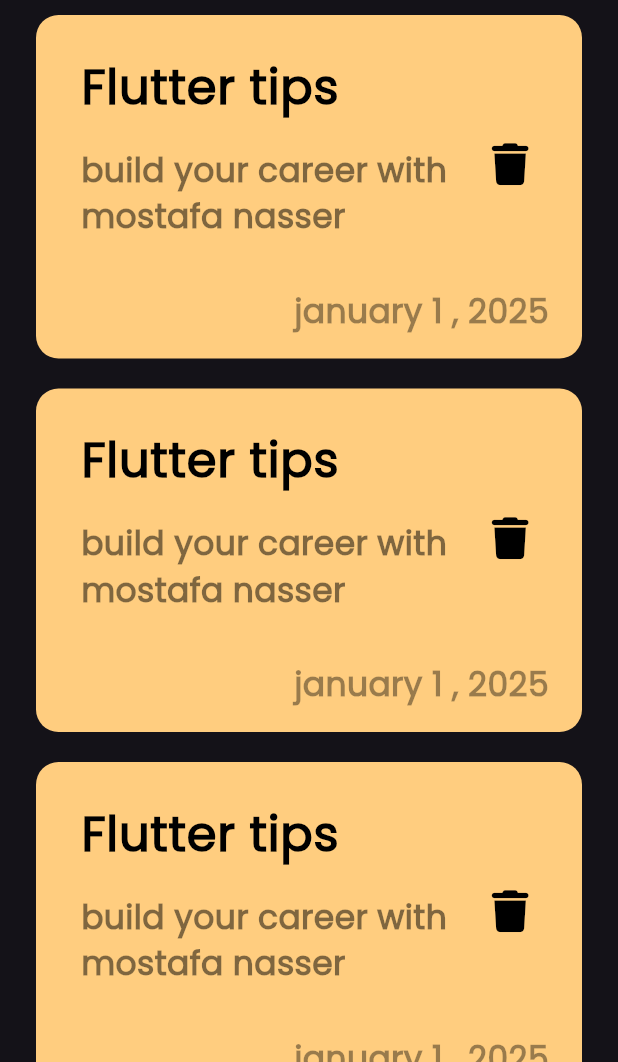
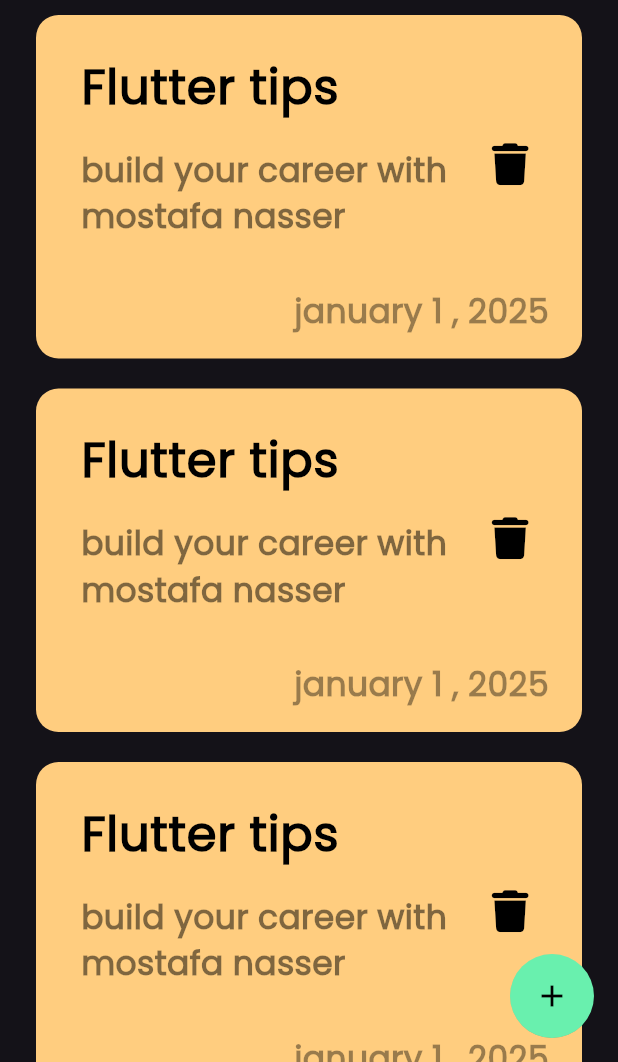
Before and after one commit to MoastafaNasser/noteapp, a Flutter app: the screen it shows after launch, on a phone screen of 412 x 824 dp, the part 174-1236 px from its top. Run offline on Flutter 3.47's test engine with Material 3 defaults, Android fonts, the phone set to English and light mode, and no system bars; our stand-ins replace font_awesome_flutter.

Commit message:
add floatingActionButton

```diff
--- a/lib/views/notes_view.dart
+++ b/lib/views/notes_view.dart
@@ -7,7 +7,18 @@ class NotesView extends StatelessWidget {
   @override
   Widget build(BuildContext context) {
     return Scaffold(
-      body:NotesViewBody() ,
+      floatingActionButton: ClipRRect(
+        borderRadius: BorderRadius.circular(50),
+        child: FloatingActionButton(
+          backgroundColor: Colors.greenAccent,
+          onPressed: () {},
+          child: Icon(
+            Icons.add,
+            color: Colors.black,
+          ),
+        ),
+      ),
+      body: NotesViewBody(),
     );
   }
 }
--- a/lib/widgets/Note_List_View.dart
+++ b/lib/widgets/Note_List_View.dart
@@ -1,4 +1,3 @@
-
 import 'package:flutter/material.dart';
 import 'package:notesapp/widgets/custom_note_item.dart';
 
@@ -7,12 +6,13 @@ class noteListView extends StatelessWidget {
 
   @override
   Widget build(BuildContext context) {
-    return ListView.builder(itemBuilder: (context , index){
-
-      return Padding(
-        padding: const EdgeInsets.symmetric(vertical: 10),
-        child: noteItem(),
-      );
-    });
+    return ListView.builder(
+      itemBuilder: (context, index) {
+        return const Padding(
+          padding: EdgeInsets.symmetric(vertical: 10),
+          child: noteItem(),
+        );
+      },
+    );
   }
 }
```
